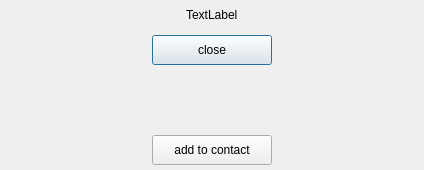
First picture: the form in addusernamecarddialog.ui, repository Liupeter01/chatting-client, before the edit.
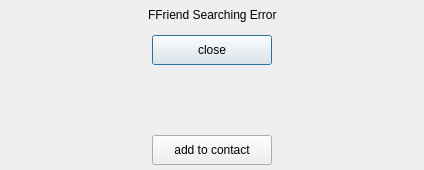
Second picture: the form after the edit. Custom widgets are drawn as their Qt base class.

Commit message: 1.[ADD]:add display string

```diff
--- a/addusernamecarddialog.ui
+++ b/addusernamecarddialog.ui
@@ -117,7 +117,7 @@
             </size>
            </property>
            <property name="text">
-            <string>TextLabel</string>
+            <string>FFriend Searching Error</string>
            </property>
           </widget>
          </item>
```
Left out of the diff: 2 changed lines with no effect on the pictures.
